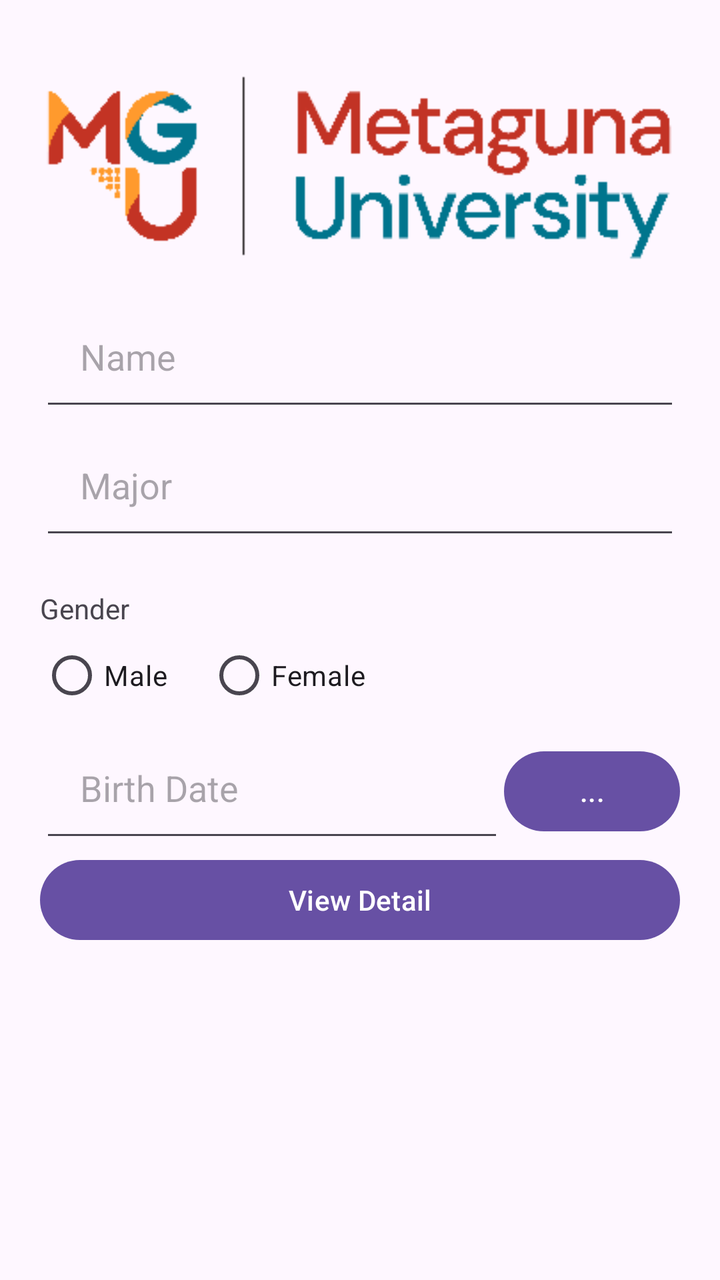
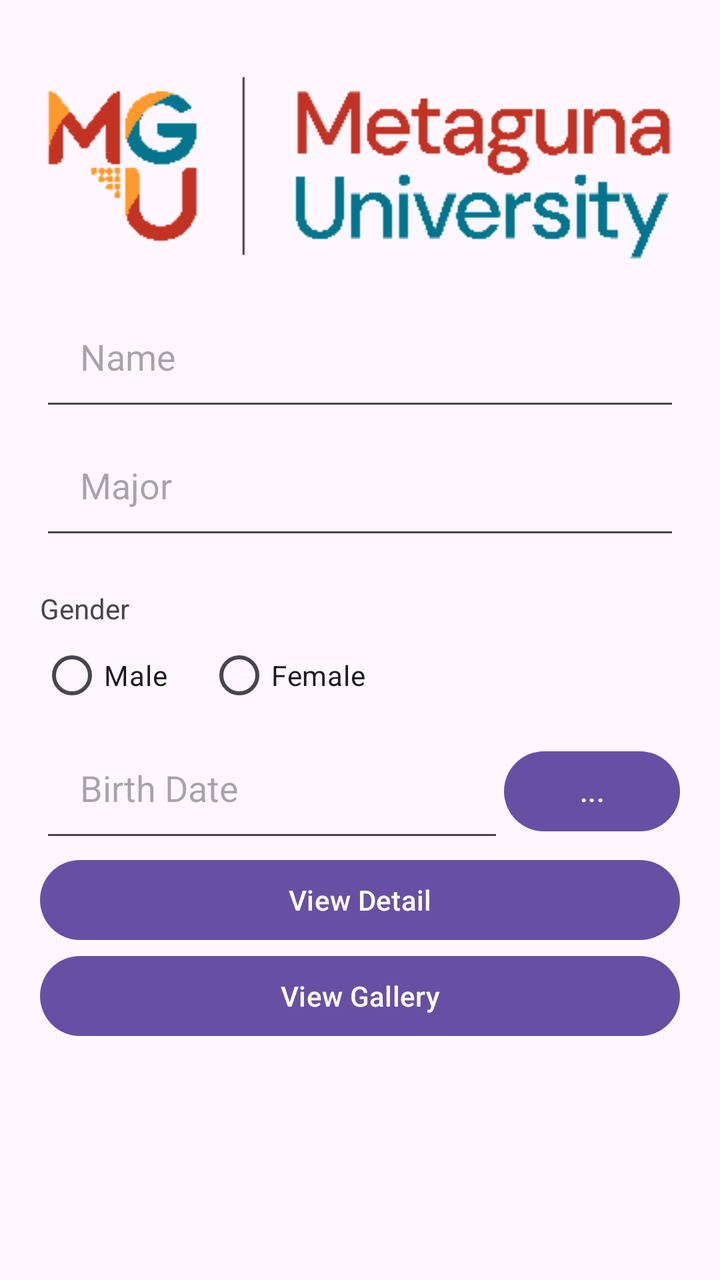

The first picture is an Android layout as it rendered before a commit; the second is the same layout after the commit. The layout source and the unified diff follow.
<!-- AndroidManifest.xml: application theme Theme.MP -->
<!-- res/layout/profile_screen.xml -->
<?xml version="1.0" encoding="utf-8"?>
<LinearLayout xmlns:android="http://schemas.android.com/apk/res/android"
    xmlns:app="http://schemas.android.com/apk/res-auto"
    android:orientation="vertical"
    android:layout_width="match_parent"
    android:layout_height="match_parent"
    android:padding="@dimen/padding_default"
    >

    <ImageView
        android:id="@+id/imageView"
        android:layout_width="match_parent"
        android:layout_height="wrap_content"
        android:contentDescription="@null"
        android:src="@drawable/metaguna" />

    <EditText
        android:id="@+id/name_text"
        android:layout_width="match_parent"
        android:layout_height="wrap_content"
        android:inputType="text"
        android:padding="@dimen/padding_default"
        android:hint="Name"
        android:visibility="visible" />

    <EditText
        android:id="@+id/major_text"
        android:layout_width="match_parent"
        android:layout_height="wrap_content"
        android:visibility="visible"
        android:hint="Major"
        android:inputType="text"
        android:padding="@dimen/padding_default"
         />

    <TextView
        android:id="@+id/textView4"
        android:layout_width="match_parent"
        android:layout_height="wrap_content"
        android:paddingTop="@dimen/padding_default"
        android:text="Gender" />

    <RadioGroup
        android:id="@+id/gender_group"
        android:layout_width="match_parent"
        android:layout_height="wrap_content"
        android:orientation="horizontal">

        <RadioButton
            android:id="@+id/man_radio"
            android:layout_width="wrap_content"
            android:layout_height="wrap_content"
            android:paddingRight="@dimen/padding_default"
            android:text="Male" />

        <RadioButton
            android:id="@+id/women_radio"
            android:layout_width="wrap_content"
            android:layout_height="wrap_content"
            android:text="Female" />
    </RadioGroup>

    <LinearLayout
        android:layout_width="match_parent"
        android:layout_height="wrap_content"
        android:orientation="horizontal"
        >

        <EditText
            android:id="@+id/birth_date"
            android:layout_width="227dp"
            android:layout_height="wrap_content"
            android:layout_weight="1"
            android:hint="Birth Date"
            android:inputType="text"
            android:onClick="dateDialogListener"
            android:padding="@dimen/padding_default"
            android:visibility="visible" />

        <Button
            android:id="@+id/datepicker"
            android:layout_width="wrap_content"
            android:layout_height="wrap_content"
            android:text="..." />

    </LinearLayout>

    <Button
        android:id="@+id/detail_btn"
        android:layout_width="match_parent"
        android:layout_height="wrap_content"
        android:text="View Detail" />


</LinearLayout>
<!-- resources referenced by this layout -->
<resources>
  <dimen name="padding_default">20dp</dimen>
  <!-- drawable metaguna: png bitmap (drawable, 5813 bytes) -->
  <style name="Theme.MP" parent="Theme.Material3.DayNight.NoActionBar" />
</resources>

<!-- the commit's change to res/layout/profile_screen.xml (unified diff, before → after) -->
@@ -91,5 +91,11 @@
         android:layout_height="wrap_content"
         android:text="View Detail" />
 
+    <Button
+        android:id="@+id/btn_gallery"
+        android:layout_width="match_parent"
+        android:layout_height="wrap_content"
+        android:text="View Gallery" />
+
 
 </LinearLayout>
